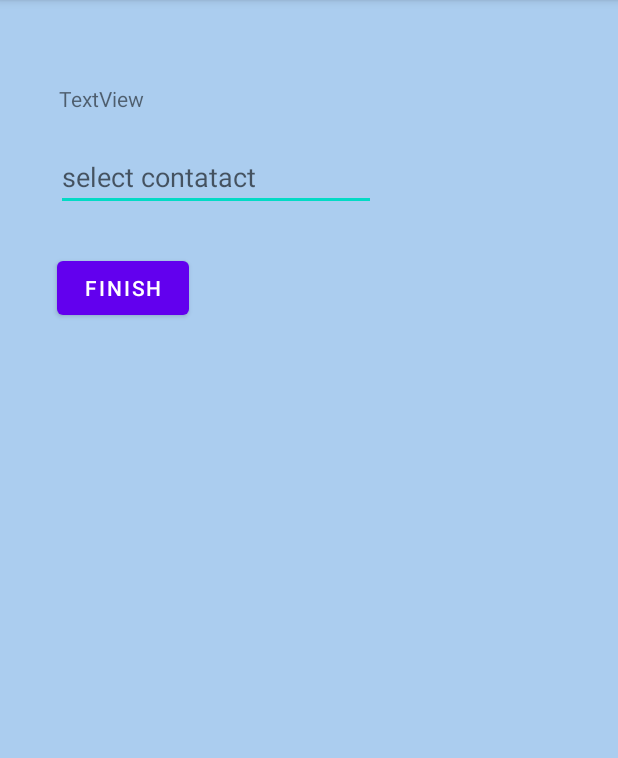
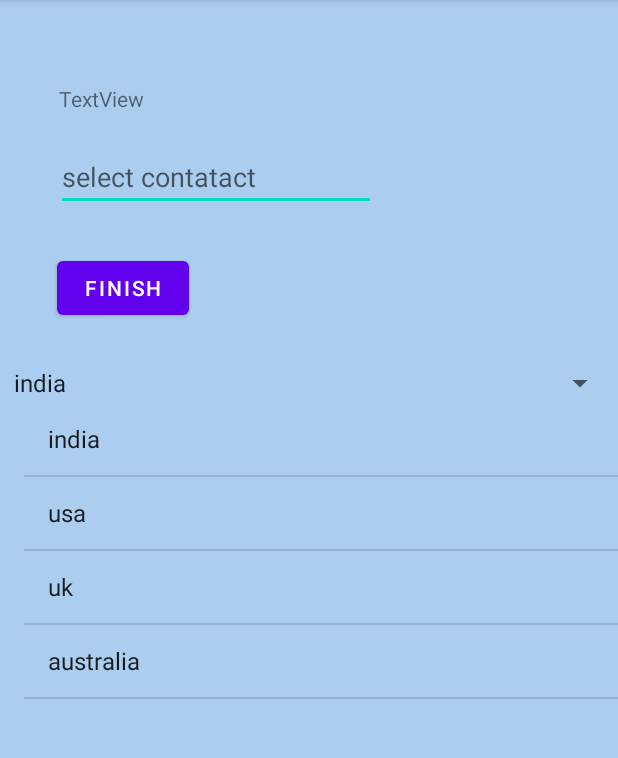
Before and after one commit to abdultanveer/philips, an Android app: the screen it shows after launch (HomeActivity), on a phone screen of 412 x 824 dp, the part 84-842 px from its top. Run offline under Robolectric (Android 15) with nearby library versions, the phone set to English and light mode, and no system bars.

```diff
--- a/app/src/main/java/com/abdul/philips/Calculator.kt
+++ b/app/src/main/java/com/abdul/philips/Calculator.kt
@@ -1,7 +1,13 @@
 package com.abdul.philips
 
+/**
+ * This class has all the calculator functionalities
+ */
 class Calculator {
 
+    /**
+     * this method will add 2 nos
+     */
     fun add(a:Int, b:Int):Int{
         return a+b
     }
--- a/app/src/main/java/com/abdul/philips/HomeActivity.kt
+++ b/app/src/main/java/com/abdul/philips/HomeActivity.kt
@@ -5,20 +5,30 @@ import androidx.appcompat.app.AppCompatActivity
 import android.os.Bundle
 import android.util.Log
 import android.view.View
+import android.widget.ArrayAdapter
 import android.widget.EditText
+import android.widget.ListView
 import android.widget.TextView
 
 class HomeActivity : AppCompatActivity() {
     lateinit var tvHome: TextView
     lateinit var etContact:EditText
+    lateinit var lvCountries:ListView
 
     var TAG = HomeActivity::class.java.simpleName
+    var coutries = arrayListOf<String>("india","usa","uk","australia")//plug
 
     override fun onCreate(savedInstanceState: Bundle?) {
         super.onCreate(savedInstanceState)
         setContentView(R.layout.activity_home)
         etContact = findViewById(R.id.etContact)
         Log.i(TAG, "oncreate")
+        lvCountries = findViewById(R.id.countriesLV)//socket
+        var adapter:ArrayAdapter<String> = ArrayAdapter(this,
+            android.R.layout.simple_list_item_1,
+            coutries)
+        lvCountries.adapter = adapter
+
       /*  tvHome = findViewById(R.id.tvHome)
 
        var name = intent.getStringExtra("namekey")
--- a/app/src/main/res/layout/activity_home.xml
+++ b/app/src/main/res/layout/activity_home.xml
@@ -39,4 +39,28 @@
         android:text="finish"
         app:layout_constraintStart_toStartOf="parent"
         app:layout_constraintTop_toBottomOf="@+id/etContact" />
+
+    <Spinner
+        android:id="@+id/spinner"
+        android:layout_width="match_parent"
+        android:layout_height="wrap_content"
+        android:layout_marginStart="1dp"
+        android:layout_marginTop="243dp"
+        android:layout_marginEnd="1dp"
+        android:layout_marginBottom="1dp"
+        android:entries="@array/countries"
+        app:layout_constraintBottom_toTopOf="@+id/countriesLV"
+        app:layout_constraintEnd_toEndOf="parent"
+        app:layout_constraintStart_toStartOf="parent"
+        app:layout_constraintTop_toTopOf="parent" />
+
+    <ListView
+        android:id="@+id/countriesLV"
+        android:layout_width="409dp"
+        android:layout_height="0dp"
+        android:layout_marginStart="16dp"
+        android:layout_marginBottom="1dp"
+        app:layout_constraintBottom_toBottomOf="parent"
+        app:layout_constraintStart_toStartOf="parent"
+        app:layout_constraintTop_toBottomOf="@+id/spinner" />
 </androidx.constraintlayout.widget.ConstraintLayout>
--- /dev/null
+++ b/app/src/main/res/values/arrays.xml
@@ -0,0 +1,10 @@
+<?xml version="1.0" encoding="utf-8"?>
+<resources>
+    <string-array name="countries">
+        <item> india</item>
+        <item> usa</item>
+        <item> uk</item>
+        <item> japan</item>
+
+    </string-array>
+</resources>
```
